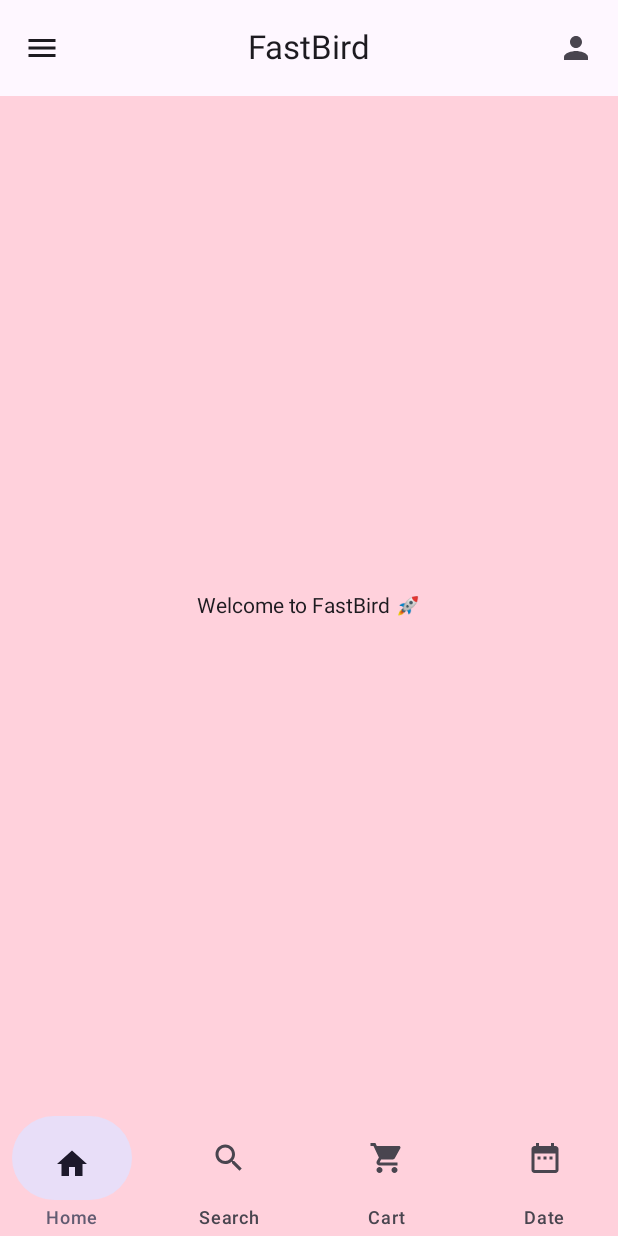
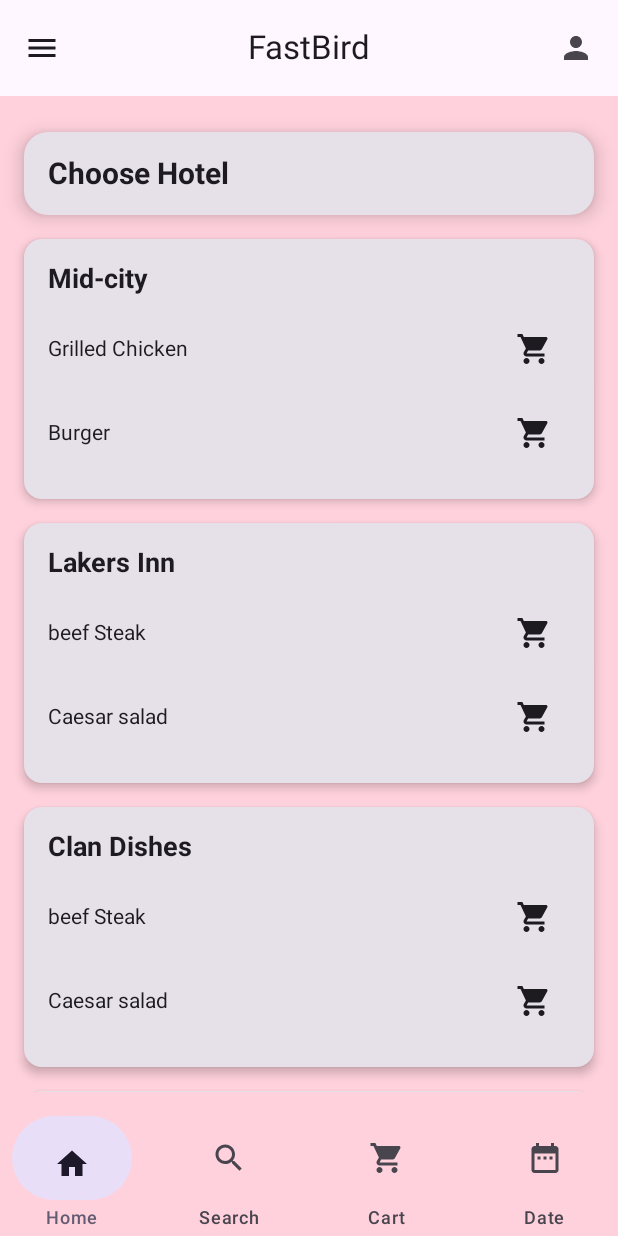
Before and after one commit to Begiduncan/EaglePay, an Android app built with Jetpack Compose: the screen it shows after launch (MainActivity), after a tap on "Menu", on a phone screen of 412 x 824 dp. Run offline under Robolectric (Android 15) with nearby library versions, the phone set to English and light mode, and no system bars.

Commit message:
Added Hotel Cards

```diff
--- a/app/src/main/java/com/example/fastbird/MainActivity.kt
+++ b/app/src/main/java/com/example/fastbird/MainActivity.kt
@@ -32,12 +32,17 @@
 import androidx.compose.animation.core.Spring
 import androidx.compose.animation.core.animateDpAsState
 import androidx.compose.animation.core.spring
+import androidx.compose.foundation.lazy.LazyColumn
+import androidx.compose.foundation.shape.RoundedCornerShape
 import androidx.compose.material.icons.filled.DateRange
 import androidx.compose.material3.NavigationBar
 import androidx.compose.material3.NavigationBarItem
 import androidx.compose.material.icons.filled.Home
 import androidx.compose.material.icons.filled.Search
 import androidx.compose.material.icons.filled.ShoppingCart
+import androidx.compose.material3.Card
+import androidx.compose.material3.CardDefaults
+
 
 
 class MainActivity : ComponentActivity() {
@@ -151,7 +156,7 @@
 @OptIn(ExperimentalMaterial3Api::class)
 @Composable
 fun MainScreen() {
-    var selectedItem by remember { mutableStateOf(0) }
+    var selectedItem by remember { mutableIntStateOf(0) }
 
     Scaffold(
         topBar = {
@@ -217,7 +222,7 @@
             contentAlignment = Alignment.Center
         ) {
             when (selectedItem) {
-                0 -> Text("Welcome to FastBird 🚀")
+                0 -> Homescreen()
                 1 -> Text("Search your Hotels 🔍")
                 2 -> Text("Add to Cart")
                 3 -> Text("Mark The date")
@@ -225,3 +230,99 @@
         }
     }
 }
+
+@Composable
+fun Homescreen(){
+    Column(
+        modifier = Modifier
+            .fillMaxSize()
+            .padding(16.dp)
+    ){
+        Card(
+            modifier= Modifier
+                .fillMaxWidth()
+                .padding(vertical = 8.dp),
+            shape= RoundedCornerShape(16.dp),
+            elevation =CardDefaults.cardElevation(8.dp)
+        ) {
+            Text(
+                text = "Choose Hotel",
+                fontSize = 20.sp,
+                fontWeight = FontWeight.Bold,
+                modifier = Modifier.padding(16.dp)
+
+            )
+        }
+        LazyColumn {
+            item {
+                HotelCard(
+                    hotelName="Mid-city",
+                    meals =listOf("Grilled Chicken", "Burger")
+                )
+            }
+            item {
+                HotelCard(
+                    hotelName= "Lakers Inn",
+                    meals = listOf("beef Steak","Caesar salad")
+                )
+            }
+            item {
+                HotelCard(
+                    hotelName= "Clan Dishes",
+                    meals = listOf("beef Steak","Caesar salad")
+                )
+            }
+            item {
+                HotelCard(
+                    hotelName= "Hashtag",
+                    meals = listOf("beef Steak","Caesar salad")
+                )
+            }
+            item {
+                HotelCard(
+                    hotelName= "Mwashigadi",
+                    meals = listOf("beef Steak","Caesar salad", "ugali", "Wet Fish")
+                )
+            }
+            item {
+                HotelCard(
+                    hotelName= "Jumbo Eats",
+                    meals = listOf("Chips","Caesar salad", "mutton", "kales")
+                )
+            }
+        }
+    }
+
+}
+
+@Composable
+fun HotelCard(hotelName: String, meals: List<String>) {
+    Card(
+        modifier = Modifier
+            .fillMaxWidth()
+            .padding(vertical = 8.dp),
+        shape = RoundedCornerShape(12.dp),
+        elevation = CardDefaults.cardElevation(4.dp)
+    ) {
+        Column(modifier = Modifier.padding(16.dp)) {
+            Text(text = hotelName, fontWeight = FontWeight.Bold, fontSize = 18.sp)
+
+            Spacer(modifier = Modifier.height(8.dp))
+
+            meals.forEach { meal ->
+                Row(
+                    modifier = Modifier
+                        .fillMaxWidth()
+                        .padding(vertical = 4.dp),
+                    horizontalArrangement = Arrangement.SpaceBetween,
+                    verticalAlignment = Alignment.CenterVertically
+                ) {
+                    Text(text = meal)
+                    IconButton(onClick = { /* TODO: add to cart */ }) {
+                        Icon(Icons.Default.ShoppingCart, contentDescription = "Add to cart")
+                    }
+                }
+            }
+        }
+    }
+}
```
